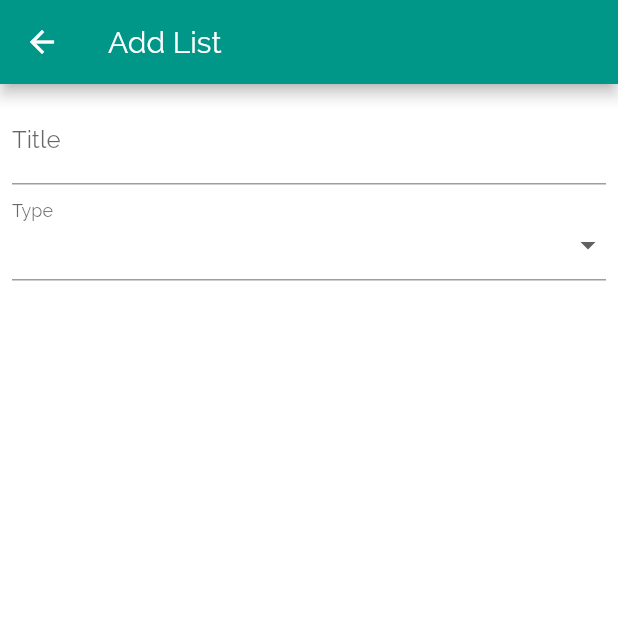
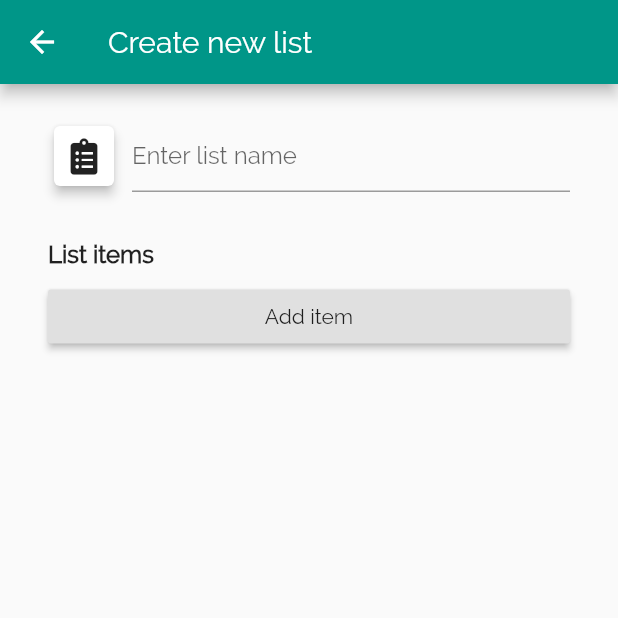
Before and after one commit to shyrwinsia/dcydr, a Flutter app: the screen it shows after launch, after a tap on an icon or button, on a phone screen of 412 x 824 dp, the top half of it. Run offline on Flutter 3.47's test engine with Material 2 defaults, Android fonts, the phone set to English and light mode, and no system bars; our stand-ins replace bloc, equatable, font_awesome_flutter, sembast.

Commit message:
Added add list, support for dark theme

```diff
--- a/lib/data/types.dart
+++ b/lib/data/types.dart
@@ -6,13 +6,13 @@ import 'package:meta/meta.dart';
 class RandomList {
   final num id;
   final String name;
-  final String icon;
+  final String type;
   final List<RandomListItem> items;
 
   RandomList({
     @required this.id,
     @required this.name,
-    @required this.icon,
+    @required this.type,
     @required this.items,
   });
 
@@ -23,7 +23,7 @@ class RandomList {
   Map<String, dynamic> toMap() {
     return {
       'name': this.name,
-      'icon': this.icon,
+      'type': this.type,
     };
   }
 
@@ -31,7 +31,7 @@ class RandomList {
     return RandomList(
       id: key,
       name: map['name'],
-      icon: map['icon'],
+      type: map['type'],
       items: RandomList.createItemsFromMap(map['items']),
     );
   }
@@ -40,8 +40,8 @@ class RandomList {
     return map.map((f) => RandomListItem.fromMap(f));
   }
 
-  Icon get iconWidget {
-    switch (this.icon) {
+  Icon get icon {
+    switch (this.type.toLowerCase()) {
       case "person":
         return Icon(
           FontAwesomeIcons.userAlt,
--- a/lib/main.dart
+++ b/lib/main.dart
@@ -9,8 +9,14 @@ class Choosr extends StatelessWidget {
     return MaterialApp(
       title: 'Choosr',
       theme: ThemeData(
+        fontFamily: 'Raleway',
+        brightness: Brightness.light,
         primarySwatch: Colors.teal,
+      ),
+      darkTheme: ThemeData(
         fontFamily: 'Raleway',
+        brightness: Brightness.dark,
+        primarySwatch: Colors.teal,
       ),
       home: HomePage(),
     );
--- a/lib/pages/addlistpage.dart
+++ b/lib/pages/addlistpage.dart
@@ -7,15 +7,11 @@ class AddListPage extends StatefulWidget {
 }
 
 class _AddListPageState extends State<AddListPage> {
-  String _icon;
-  List<String> _icons = ["Places"];
-
   @override
   Widget build(BuildContext context) {
     return Scaffold(
-      backgroundColor: Colors.white,
       appBar: AppBar(
-        title: Text('Add List'),
+        title: Text('Create new list'),
       ),
       body: _createForm(),
     );
@@ -23,51 +19,160 @@ class _AddListPageState extends State<AddListPage> {
 
   Widget _createForm() {
     return ListView(
+      padding: EdgeInsets.symmetric(
+        vertical: 24,
+        horizontal: 32,
+      ),
+      children: <Widget>[
+        Row(
+          children: <Widget>[
+            InkWell(
+              onTap: () {
+                showDialog(
+                  context: context,
+                  builder: (BuildContext context) {
+                    return AlertDialog(
+                      content: Container(
                         padding: EdgeInsets.all(8),
+                        child: Column(
+                          mainAxisSize: MainAxisSize.min,
+                          crossAxisAlignment: CrossAxisAlignment.stretch,
                           children: <Widget>[
-        TextFormField(
-          decoration: InputDecoration(
-            labelText: 'Title',
+                            Text(
+                              'Choose a category',
+                              style: TextStyle(
+                                fontWeight: FontWeight.bold,
                               ),
                             ),
-        FormField(
-          builder: (FormFieldState state) {
-            return InputDecorator(
-              decoration: InputDecoration(
-                labelText: 'Type',
+                            SizedBox(
+                              height: 16,
                             ),
-              isEmpty: _icon == '',
-              child: DropdownButtonHideUnderline(
-                child: DropdownButton(
-                  value: _icon,
-                  isDense: true,
-                  onChanged: (String newValue) {
-                    setState(() {
-                      _icon = newValue;
-                      state.didChange(newValue);
-                    });
-                  },
-                  items: _icons.map((String value) {
-                    return DropdownMenuItem(
-                      value: value,
-                      child: Row(
-                        children: <Widget>[
-                          Icon(
+                            _createCategoryInkwell(
+                              'Generic',
+                              FontAwesomeIcons.clipboardList,
+                              Colors.black87,
+                            ),
+                            _createCategoryInkwell('People',
+                                FontAwesomeIcons.userAlt, Colors.lightBlue),
+                            _createCategoryInkwell(
+                              'Objects',
+                              FontAwesomeIcons.box,
+                              Colors.brown,
+                            ),
+                            _createCategoryInkwell(
+                              'Places',
                               FontAwesomeIcons.mapMarker,
-                            color: Colors.red,
+                              Colors.red,
                             ),
-                          SizedBox(width: 16),
-                          Text(value),
+                            _createCategoryInkwell(
+                              'Food',
+                              FontAwesomeIcons.utensils,
+                              Colors.green,
+                            ),
+                            _createCategoryInkwell(
+                              'Animals',
+                              FontAwesomeIcons.cat,
+                              Colors.orange,
+                            ),
+                            _createCategoryInkwell(
+                              'Music',
+                              FontAwesomeIcons.music,
+                              Colors.purple,
+                            ),
+                            _createCategoryInkwell(
+                              'Games',
+                              FontAwesomeIcons.gamepad,
+                              Colors.indigo,
+                            ),
+                            _createCategoryInkwell(
+                              'Activities',
+                              FontAwesomeIcons.running,
+                              Colors.deepPurple,
+                            ),
+                            _createCategoryInkwell(
+                              'Transporation',
+                              FontAwesomeIcons.rocket,
+                              Colors.deepOrange,
+                            ),
+                            _createCategoryInkwell(
+                              'Random',
+                              FontAwesomeIcons.diceFive,
+                              Colors.blueGrey,
+                            ),
                           ],
-                      ),
-                    );
-                  }).toList(),
                         ),
                       ),
                     );
                   },
+                );
+              },
+              child: Card(
+                elevation: 3,
+                child: Padding(
+                  padding: EdgeInsets.all(8),
+                  child: Icon(
+                    FontAwesomeIcons.clipboardList,
+                    color: Colors.black87,
                   ),
+                ),
+              ),
+            ),
+            SizedBox(
+              width: 8,
+            ),
+            Flexible(
+              child: TextField(
+                decoration: InputDecoration(
+                  hintText: 'Enter list name',
+                ),
+              ),
+            ),
+          ],
+        ),
+        SizedBox(
+          height: 32,
+        ),
+        Text(
+          'List items',
+          style: TextStyle(fontSize: 16, fontWeight: FontWeight.bold),
+        ),
+        SizedBox(
+          height: 8,
+        ),
+        RaisedButton(
+          onPressed: () {},
+          child: Text('Add item'),
+        )
       ],
     );
   }
+
+  Widget _createCategoryInkwell(
+    String category,
+    IconData iconData,
+    Color color,
+  ) {
+    return InkWell(
+      onTap: () {},
+      child: Container(
+        padding: EdgeInsets.symmetric(
+          horizontal: 8,
+          vertical: 16,
+        ),
+        child: Row(
+          children: [
+            Icon(
+              iconData,
+              size: 16,
+              color: color,
+            ),
+            SizedBox(
+              width: 24,
+            ),
+            Text(category),
+          ],
+        ),
+      ),
+    );
   }
+}
--- a/lib/pages/homepage.dart
+++ b/lib/pages/homepage.dart
@@ -11,7 +11,7 @@ class HomePage extends StatelessWidget {
       ..add(RandomList(
         id: 2,
         name: 'Teammates',
-        icon: 'person',
+        type: 'person',
         items: <RandomListItem>[
           RandomListItem(name: 'FQ'),
         ],
@@ -19,7 +19,7 @@ class HomePage extends StatelessWidget {
       ..add(RandomList(
         id: 2,
         name: 'Dice',
-        icon: 'random',
+        type: 'random',
         items: <RandomListItem>[
           RandomListItem(name: 'FQ'),
         ],
@@ -27,7 +27,7 @@ class HomePage extends StatelessWidget {
       ..add(RandomList(
         id: 2,
         name: 'Hand',
-        icon: 'game',
+        type: 'game',
         items: <RandomListItem>[
           RandomListItem(name: 'FQ'),
         ],
@@ -53,7 +53,7 @@ class HomePage extends StatelessWidget {
     final Iterable<ListTile> tiles = list.map(
       (r) {
         return ListTile(
-          leading: r.iconWidget,
+          leading: r.icon,
           title: Text(
             r.name,
           ),
```
Lines whose indentation alone changed are shown as unchanged.
